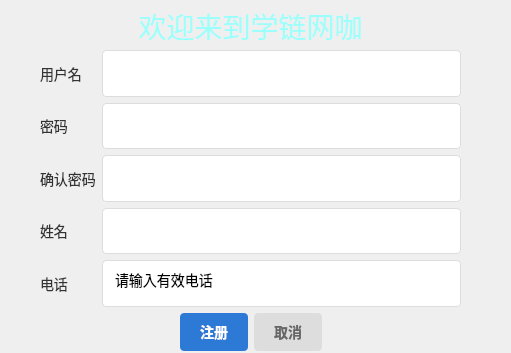
Old version of the form Cafe/register_window.ui in the repository smoker114514/XueLian666.
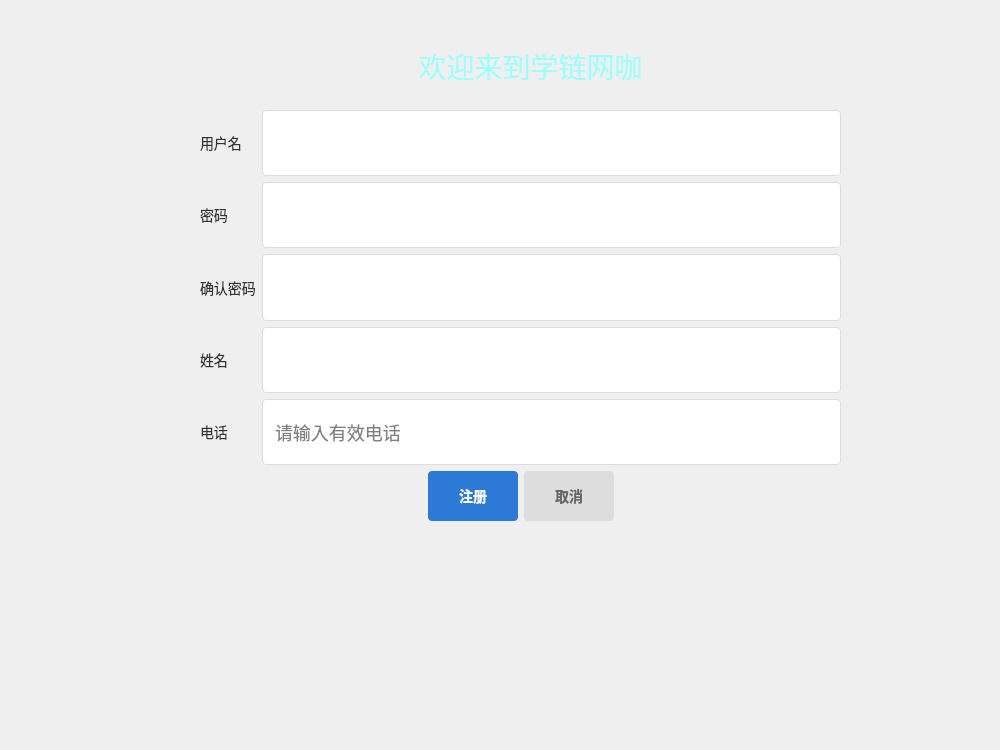
New version of the form.

The edit to the form file:
```diff
--- a/Cafe/register_window.ui
+++ b/Cafe/register_window.ui
@@ -6,8 +6,8 @@
    <rect>
     <x>0</x>
     <y>0</y>
-    <width>511</width>
-    <height>353</height>
+    <width>1000</width>
+    <height>750</height>
    </rect>
   </property>
   <property name="font">
@@ -30,8 +30,9 @@
     border: 1px solid #DDD;
     border-radius: 4px;
     padding: 6px 10px;
-    font-size: 14px;
+    font-size: 18px;
     background-color: white;
+	color: rgb(0, 0, 0);
 }
 QLineEdit:focus {
     border-color: #2C7AD6; /* 焦点时蓝色边框，明确交互状态 */
@@ -72,8 +73,8 @@
   <widget class="QLabel" name="label_6">
    <property name="geometry">
     <rect>
-     <x>50</x>
-     <y>10</y>
+     <x>330</x>
+     <y>50</y>
      <width>401</width>
      <height>31</height>
     </rect>
@@ -90,13 +91,13 @@
     <set>Qt::AlignmentFlag::AlignCenter</set>
    </property>
   </widget>
-  <widget class="QWidget" name="">
+  <widget class="QWidget" name="layoutWidget">
    <property name="geometry">
     <rect>
-     <x>40</x>
-     <y>50</y>
-     <width>421</width>
-     <height>301</height>
+     <x>200</x>
+     <y>110</y>
+     <width>641</width>
+     <height>411</height>
     </rect>
    </property>
    <layout class="QVBoxLayout" name="verticalLayout_3">
@@ -198,6 +199,12 @@
            </sizepolicy>
           </property>
           <property name="inputMask">
+           <string/>
+          </property>
+          <property name="text">
+           <string/>
+          </property>
+          <property name="placeholderText">
            <string>请输入有效电话</string>
           </property>
          </widget>
@@ -225,6 +232,12 @@
        <layout class="QHBoxLayout" name="horizontalLayout">
         <item>
          <widget class="QPushButton" name="registerButton">
+          <property name="minimumSize">
+           <size>
+            <width>90</width>
+            <height>50</height>
+           </size>
+          </property>
           <property name="text">
            <string>注册</string>
           </property>
@@ -232,6 +245,12 @@
         </item>
         <item>
          <widget class="QPushButton" name="cancelButton">
+          <property name="minimumSize">
+           <size>
+            <width>90</width>
+            <height>50</height>
+           </size>
+          </property>
           <property name="text">
            <string>取消</string>
           </property>
```
